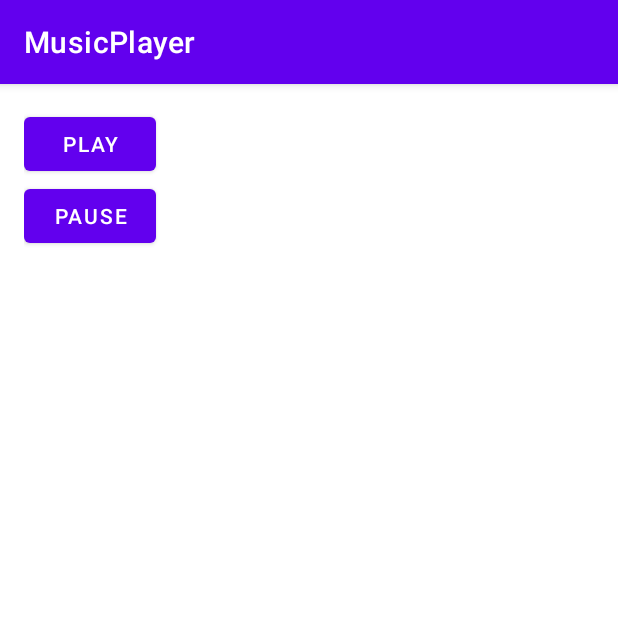
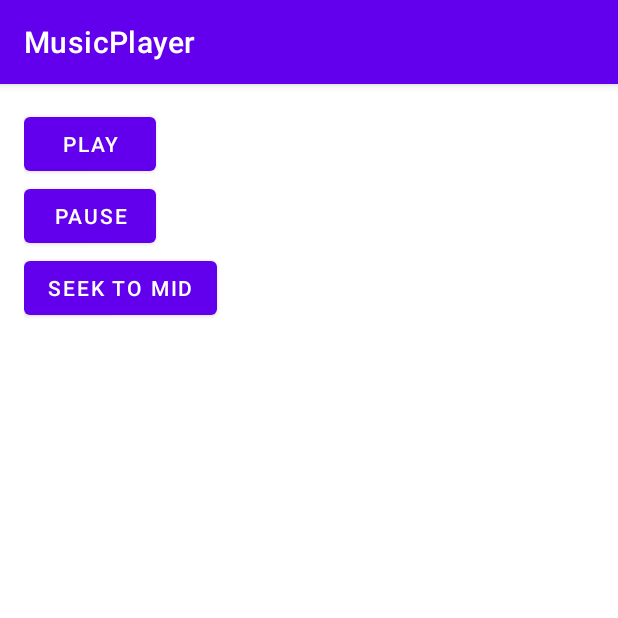
Before and after one commit to Kanika30vats/Android_Java_MusicPlayer_App, an Android app: the screen it shows after launch (MainActivity), after a tap on "PLAY", on a phone screen of 412 x 824 dp, the top half of it. Run offline under Robolectric (Android 15) with nearby library versions, the phone set to English and light mode, and no system bars.

Commit message:
MediaPlayer loop and seek

```diff
--- a/app/src/main/java/com/example/musicplayer/MainActivity.java
+++ b/app/src/main/java/com/example/musicplayer/MainActivity.java
@@ -26,6 +26,7 @@ public class MainActivity extends AppCompatActivity
              public void onClick(View v)
              {
                  mediaPlayer.start();
+                 mediaPlayer.setLooping(true);
                  /**
                   * This message was written to test the working of the Play Button.
                   * Toast.makeText(MainActivity.this, "Play", Toast.LENGTH_SHORT).show();
@@ -46,5 +47,19 @@ public class MainActivity extends AppCompatActivity
                  */
             }
         });
+
+        Button seekButton = (Button) findViewById(R.id.seek_button);
+        seekButton.setOnClickListener(new View.OnClickListener()
+        {
+            public void onClick(View v)
+            {
+                mediaPlayer.seekTo(170000);
+                /**
+                 *
+                 * This message was written to test the working of the Pause Button.
+                 * Toast.makeText(MainActivity.this, "Pause", Toast.LENGTH_SHORT).show();
+                 */
+            }
+        });
     }
 }
--- a/app/src/main/res/layout/activity_main.xml
+++ b/app/src/main/res/layout/activity_main.xml
@@ -21,5 +21,11 @@
         android:layout_width="wrap_content"
         android:layout_height="wrap_content" />
 
+    <Button
+        android:id="@+id/seek_button"
+        android:text="Seek to mid"
+        android:layout_width="wrap_content"
+        android:layout_height="wrap_content" />
+
 
 </LinearLayout>
```
